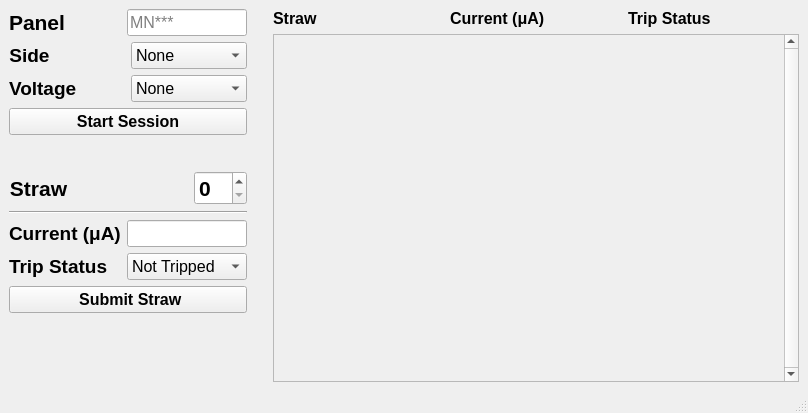
bamesserly/mu2e-tracker-factory, file GUIS/panel/current/tension_devices/hv_gui/hvGUI.ui: the form before one commit.
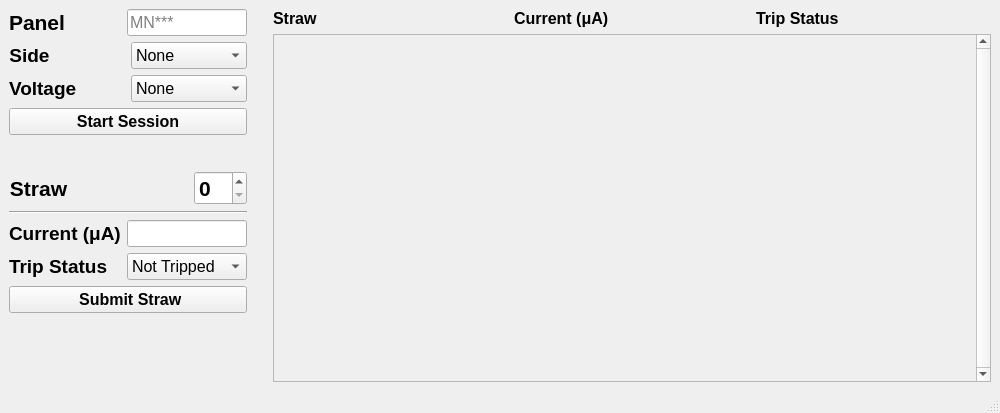
The form after the commit. Icons and pictures are not drawn.

Commit message: Modified csv name, added readme - csv name includes voltage now: <panel id>_hv_data_<voltage used>_<date in mmddyyyy format> - added read me to help cover questions/further development

Patch:
```diff
--- a/GUIS/panel/current/tension_devices/hv_gui/hvGUI.ui
+++ b/GUIS/panel/current/tension_devices/hv_gui/hvGUI.ui
@@ -6,19 +6,19 @@
    <rect>
     <x>0</x>
     <y>0</y>
-    <width>808</width>
+    <width>1000</width>
     <height>413</height>
    </rect>
   </property>
   <property name="sizePolicy">
-   <sizepolicy hsizetype="Maximum" vsizetype="Preferred">
+   <sizepolicy hsizetype="Preferred" vsizetype="Preferred">
     <horstretch>0</horstretch>
     <verstretch>0</verstretch>
    </sizepolicy>
   </property>
   <property name="maximumSize">
    <size>
-    <width>900</width>
+    <width>1500</width>
     <height>16777215</height>
    </size>
   </property>
@@ -157,7 +157,7 @@
           <rect>
            <x>0</x>
            <y>0</y>
-           <width>485</width>
+           <width>680</width>
            <height>342</height>
           </rect>
          </property>
```
The commit also changes 3 other files.
